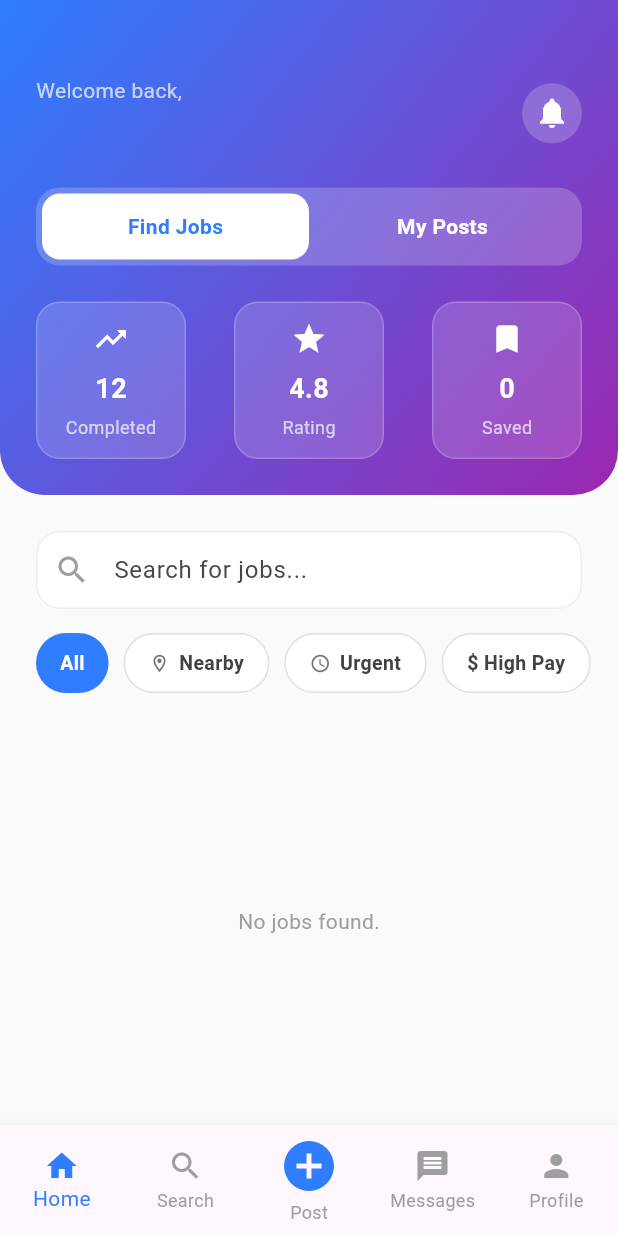
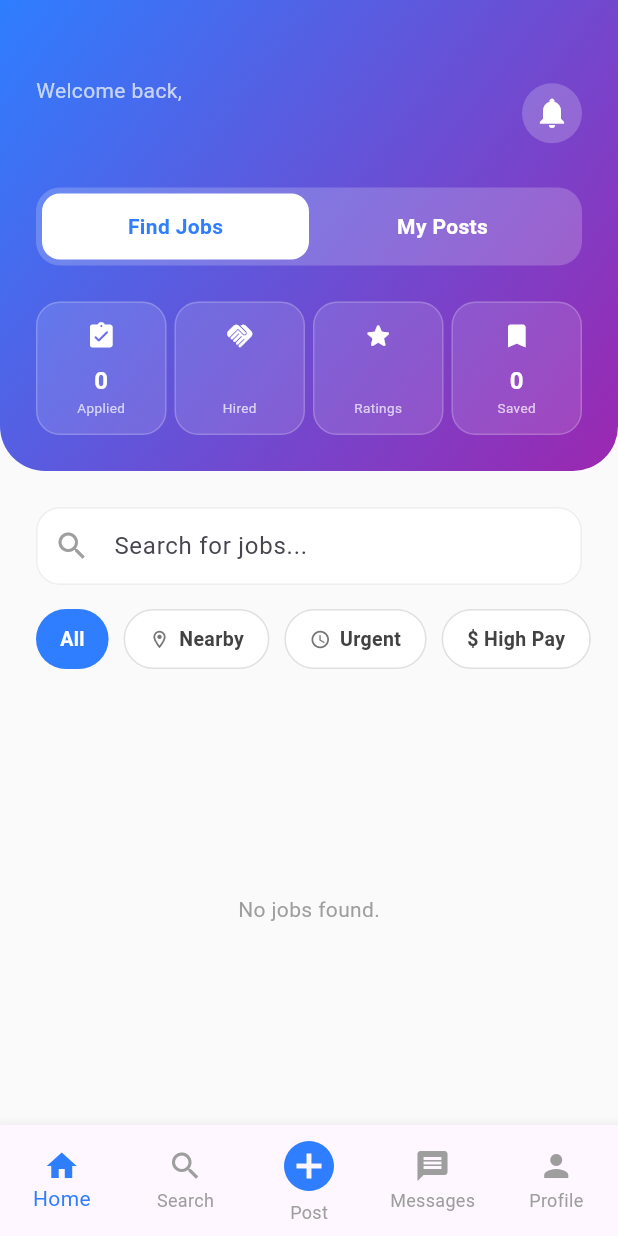
Before and after one commit to Nakauli/BuhayLink, a Flutter app: the DashboardPage screen opened directly, on a phone screen of 412 x 824 dp. Run offline on Flutter 3.47's test engine with Material 3 defaults, Android fonts, the phone set to English and light mode, and no system bars; our stand-ins replace cloud_firestore, firebase_auth, firebase_core, image_picker; accounts and stored records are empty.

Commit message:
feat(dashboard): update stats header to 4-box layout with corrected icons and labels

```diff
--- a/lib/features/home/presentation/pages/dashboard_page.dart
+++ b/lib/features/home/presentation/pages/dashboard_page.dart
@@ -141,14 +141,28 @@ class _DashboardPageState extends State<DashboardPage> {
               ),
               const SizedBox(height: 24),
 
-              // Stats Row
-              Row(
+              // THE 4 STATS BOXES SECTION (LABEL CHANGED HERE)
+              StreamBuilder<DocumentSnapshot>(
+                stream: uid != null ? FirebaseFirestore.instance.collection('users').doc(uid).snapshots() : null,
+                builder: (context, snapshot) {
+                  final data = snapshot.data?.data() as Map<String, dynamic>?;
+                  return Row(
                     mainAxisAlignment: MainAxisAlignment.spaceBetween,
                     children: [
-                  _buildStatCard("12", "Completed", Icons.trending_up),
-                  _buildStatCard("4.8", "Rating", Icons.star),
-                  _buildStatCard("0", "Saved", Icons.bookmark),
+                      // 1. Applied
+                      _buildStatCard(data?['appliedCount']?.toString() ?? "0", "Applied", Icons.assignment_turned_in_rounded),
+
+                      // 2. Hired - Label changed from "Hired\n(Completed)" to "Hired"
+                      _buildStatCard(data?['hiredCompleted']?.toString() ?? "0", "Hired", Icons.handshake_rounded),
+
+                      // 3. Ratings
+                      _buildStatCard(data?['rating']?.toString() ?? "0.0", "Ratings", Icons.star_rounded),
+
+                      // 4. Saved
+                      _buildStatCard(data?['savedCount']?.toString() ?? "0", "Saved", Icons.bookmark_rounded),
                     ],
+                  );
+                }
               ),
             ],
           ),
@@ -205,7 +219,6 @@ class _DashboardPageState extends State<DashboardPage> {
                 return Center(child: Text(_showMyPosts ? "You haven't posted any jobs." : "No jobs found.", style: TextStyle(color: Colors.grey[500])));
               }
 
-              // --- FILTERING LOGIC ---
               var docs = snapshot.data!.docs;
               if (_searchQuery.isNotEmpty) {
                 docs = docs.where((doc) {
@@ -281,11 +294,44 @@ class _DashboardPageState extends State<DashboardPage> {
     );
   }
 
+  // 4 BOX UI HELPER
   Widget _buildStatCard(String value, String label, IconData icon) {
+    // Dynamic width calculation for 4 boxes
+    double boxWidth = (MediaQuery.of(context).size.width - 64) / 4;
+
     return Container(
-      width: 100, padding: const EdgeInsets.all(12),
-      decoration: BoxDecoration(color: Colors.white.withOpacity(0.15), borderRadius: BorderRadius.circular(16), border: Border.all(color: Colors.white.withOpacity(0.2))),
-      child: Column(children: [Icon(icon, color: Colors.white, size: 24), const SizedBox(height: 8), Text(value, style: const TextStyle(fontSize: 18, fontWeight: FontWeight.bold, color: Colors.white)), const SizedBox(height: 4), Text(label, style: const TextStyle(fontSize: 12, color: Colors.white70))]),
+      width: boxWidth,
+      padding: const EdgeInsets.symmetric(vertical: 12, horizontal: 4),
+      decoration: BoxDecoration(
+        color: Colors.white.withOpacity(0.12),
+        borderRadius: BorderRadius.circular(16),
+        border: Border.all(color: Colors.white.withOpacity(0.2)),
+      ),
+      child: Column(
+        mainAxisSize: MainAxisSize.min,
+        children: [
+          Icon(icon, color: Colors.white, size: 20),
+          const SizedBox(height: 8),
+          Text(
+            value,
+            style: const TextStyle(
+              fontSize: 16,
+              fontWeight: FontWeight.bold,
+              color: Colors.white,
+            ),
+          ),
+          const SizedBox(height: 2),
+          Text(
+            label,
+            textAlign: TextAlign.center,
+            style: TextStyle(
+              fontSize: 9,
+              color: Colors.white.withOpacity(0.7),
+              height: 1.1,
+            ),
+          ),
+        ],
+      ),
     );
   }
 
@@ -302,7 +348,6 @@ class _DashboardPageState extends State<DashboardPage> {
     );
   }
 
-  // --- JOB CARD (FIXED: Forces current user email if name is missing) ---
   Widget _buildJobCard(Map<String, dynamic> job) {
     return Container(
       padding: const EdgeInsets.all(20),
@@ -369,26 +414,19 @@ class _DashboardPageState extends State<DashboardPage> {
           ),
           const SizedBox(height: 16),
 
-          // --- REAL-TIME POSTER INFO (WITH "SELF-FIX" LOGIC) ---
           StreamBuilder<DocumentSnapshot>(
             stream: job['posterId'] != null
               ? FirebaseFirestore.instance.collection('users').doc(job['posterId']).snapshots()
               : null,
             builder: (context, snapshot) {
               String name = "Employer";
-
-              // 1. Try to use the name saved in the job document
               if (job['user'] != null && job['user'] != "Employer") {
                   name = job['user'];
               }
-
-              // 2. SELF-FIX: If it's still "Employer", and it's MY POST, force my email
               final currentUser = FirebaseAuth.instance.currentUser;
               if (name == "Employer" && job['posterId'] == currentUser?.uid) {
                   name = currentUser?.email?.split('@')[0] ?? "Me";
               }
-
-              // 3. If we have live data from Firestore (for other users)
               if (snapshot.hasData && snapshot.data!.exists) {
                 final userData = snapshot.data!.data() as Map<String, dynamic>?;
                 if (userData != null) {
@@ -398,9 +436,7 @@ class _DashboardPageState extends State<DashboardPage> {
                    }
                 }
               }
-
               String firstLetter = name.isNotEmpty ? name[0].toUpperCase() : "E";
-
               return Row(
                 children: [
                   Container(
@@ -438,14 +474,7 @@ class _DashboardPageState extends State<DashboardPage> {
       children: [
         Icon(icon, size: 18, color: isPrimary ? const Color(0xFF2E7EFF) : Colors.grey[400]),
         const SizedBox(width: 8),
-        Flexible(
-          child: Text(
-            text,
-            style: TextStyle(color: isPrimary ? Colors.black87 : Colors.grey[600], fontSize: 13, fontWeight: isPrimary ? FontWeight.w700 : FontWeight.w500),
-            overflow: TextOverflow.ellipsis,
-            maxLines: 1,
-          ),
-        ),
+        Flexible(child: Text(text, style: TextStyle(color: isPrimary ? Colors.black87 : Colors.grey[600], fontSize: 13, fontWeight: isPrimary ? FontWeight.w700 : FontWeight.w500), overflow: TextOverflow.ellipsis)),
       ],
     );
   }
```
Lines whose indentation alone changed are shown as unchanged.
